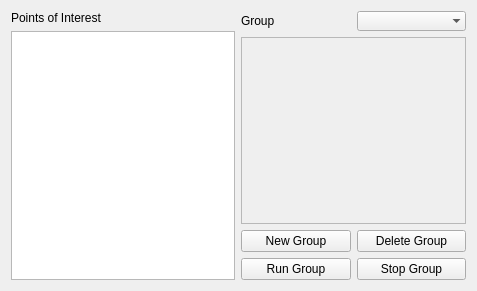
The window that pal_waypoint_rviz_plugins/src/waypoint_group_panel.ui (pal-robotics/pal_rviz_plugins) describes before a commit, drawn with Qt 5.
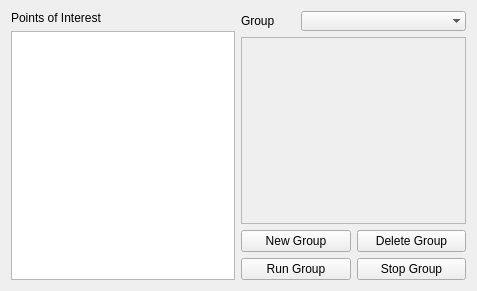
The same window after the commit. Custom widgets are drawn as their Qt base class.

Commit message: Improve UI layouts for waypoint_group_panel

What changed in the file:
```diff
--- a/pal_waypoint_rviz_plugins/src/waypoint_group_panel.ui
+++ b/pal_waypoint_rviz_plugins/src/waypoint_group_panel.ui
@@ -46,8 +46,30 @@
          </property>
         </widget>
        </item>
+       <item>
+        <spacer name="horizontalSpacer">
+         <property name="orientation">
+          <enum>Qt::Horizontal</enum>
+         </property>
+         <property name="sizeType">
+          <enum>QSizePolicy::Minimum</enum>
+         </property>
+         <property name="sizeHint" stdset="0">
+          <size>
+           <width>20</width>
+           <height>20</height>
+          </size>
+         </property>
+        </spacer>
+       </item>
        <item>
         <widget class="QComboBox" name="groupCombo">
+         <property name="sizePolicy">
+          <sizepolicy hsizetype="MinimumExpanding" vsizetype="Fixed">
+           <horstretch>0</horstretch>
+           <verstretch>0</verstretch>
+          </sizepolicy>
+         </property>
          <property name="editable">
           <bool>false</bool>
          </property>
```
